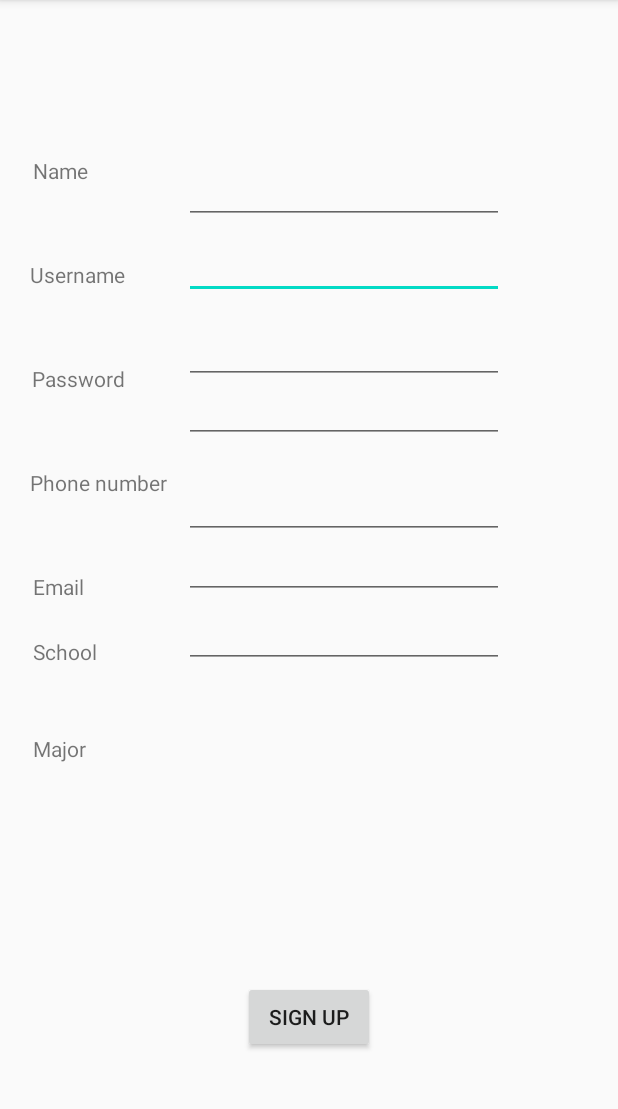
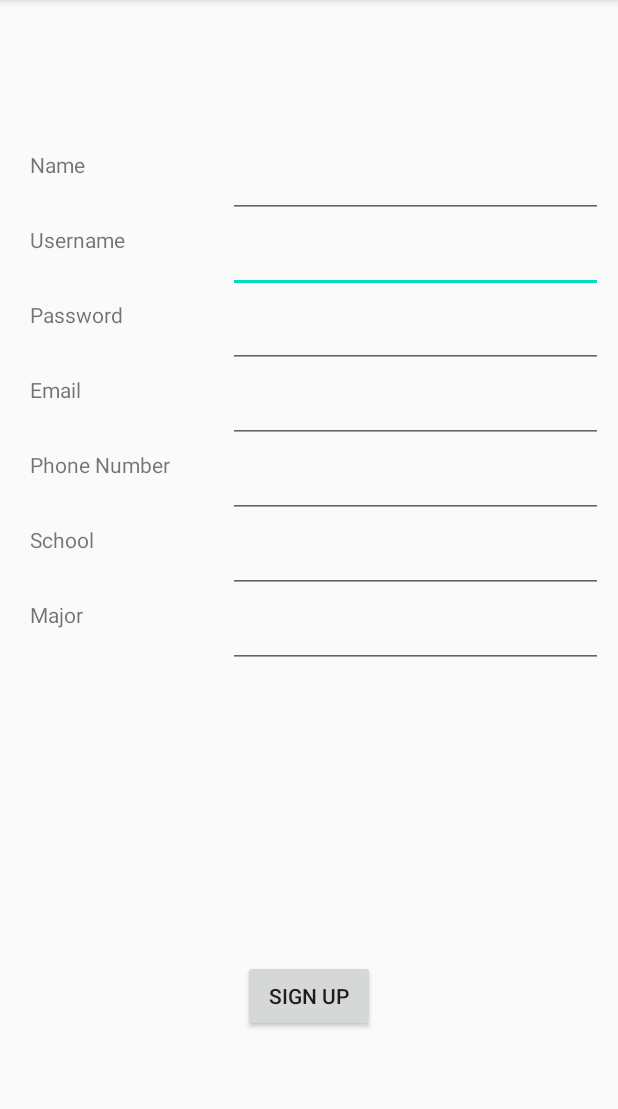
Before and after one commit to dorawyy/321-ubclivemap, an Android app: the SignUpActivity screen opened directly, with no data from a screen before it, on a phone screen of 412 x 824 dp, the part 84-1193 px from its top. Run offline under Robolectric (Android 15) with nearby library versions, the phone set to English and light mode, and no system bars; our stand-ins replace Volley; network calls fail.

Commit message:
Finished first iteration of menu. Made some aesthetic changes to sign-up.

```diff
--- a/app/src/main/java/com/cpen321/ubclocationbroadcaster/MainActivity.java
+++ b/app/src/main/java/com/cpen321/ubclocationbroadcaster/MainActivity.java
@@ -65,7 +65,7 @@ public class MainActivity extends AppCompatActivity {
                         new Response.Listener<JSONObject> (){
                             @Override
                             public void onResponse(JSONObject response){
-                                Intent sign_in_Intent = new Intent(MainActivity.this, ProfileActivity.class);
+                                Intent sign_in_Intent = new Intent(MainActivity.this, MenuActivity.class);
                                 startActivity(sign_in_Intent);
                                 try {
                                     boolean successVal = (boolean) response.get("success"); // check if user signed in successfully
--- a/app/src/main/java/com/cpen321/ubclocationbroadcaster/MenuActivity.java
+++ b/app/src/main/java/com/cpen321/ubclocationbroadcaster/MenuActivity.java
@@ -12,6 +12,7 @@ public class MenuActivity extends AppCompatActivity {
     private Button viewMapButton;
     private Button listActivitesButton;
     private Button myActivityButton;
+    private Button editProfileButton;
     private Button signOutButton;
 
     @Override
@@ -46,6 +47,15 @@ public class MenuActivity extends AppCompatActivity {
             }
         });
 
+        editProfileButton = findViewById(R.id.edit_profile_btn);
+        editProfileButton.setOnClickListener(new View.OnClickListener() {
+            @Override
+            public void onClick(View view) {
+                Intent editProfileIntent = new Intent(MenuActivity.this, ProfileActivity.class);
+                startActivity(editProfileIntent);
+            }
+        });
+
         signOutButton = findViewById(R.id.sign_out_btn);
         signOutButton.setOnClickListener(new View.OnClickListener() {
             @Override
--- a/app/src/main/java/com/cpen321/ubclocationbroadcaster/ProfileActivity.java
+++ b/app/src/main/java/com/cpen321/ubclocationbroadcaster/ProfileActivity.java
@@ -112,7 +112,7 @@ public class ProfileActivity extends AppCompatActivity {
         done_btn.setOnClickListener(new View.OnClickListener() {
             @Override
             public void onClick(View v) {
-                Intent doneIntent = new Intent(ProfileActivity.this, CreateActivity.class);
+                Intent doneIntent = new Intent(ProfileActivity.this, MenuActivity.class);
                 startActivity(doneIntent);
                 Log.d("done button", "done button has been clicked");
 
--- a/app/src/main/res/layout/activity_menu.xml
+++ b/app/src/main/res/layout/activity_menu.xml
@@ -10,9 +10,10 @@
         android:id="@+id/view_map_btn"
         android:layout_width="200dp"
         android:layout_height="wrap_content"
-        android:layout_marginTop="100dp"
+        android:layout_marginTop="50dp"
         android:text="@string/view_map_btn"
         app:layout_constraintEnd_toEndOf="parent"
+        app:layout_constraintHorizontal_bias="0.497"
         app:layout_constraintStart_toStartOf="parent"
         app:layout_constraintTop_toTopOf="parent" />
 
@@ -20,9 +21,10 @@
         android:id="@+id/list_activites_btn"
         android:layout_width="200dp"
         android:layout_height="wrap_content"
-        android:layout_marginTop="100dp"
+        android:layout_marginTop="80dp"
         android:text="@string/activity_list_btn"
         app:layout_constraintEnd_toEndOf="parent"
+        app:layout_constraintHorizontal_bias="0.497"
         app:layout_constraintStart_toStartOf="parent"
         app:layout_constraintTop_toBottomOf="@+id/view_map_btn" />
 
@@ -30,21 +32,32 @@
         android:id="@+id/sign_out_btn"
         android:layout_width="200dp"
         android:layout_height="wrap_content"
-        android:layout_marginTop="100dp"
-        android:layout_marginBottom="138dp"
+        android:layout_marginTop="80dp"
         android:text="Sign Out"
-        app:layout_constraintBottom_toBottomOf="parent"
         app:layout_constraintEnd_toEndOf="parent"
+        app:layout_constraintHorizontal_bias="0.497"
         app:layout_constraintStart_toStartOf="parent"
-        app:layout_constraintTop_toBottomOf="@+id/my_activity_btn" />
+        app:layout_constraintTop_toBottomOf="@+id/edit_profile_btn" />
 
     <Button
         android:id="@+id/my_activity_btn"
         android:layout_width="200dp"
         android:layout_height="wrap_content"
-        android:layout_marginTop="100dp"
+        android:layout_marginTop="80dp"
         android:text="@string/my_activity_btn"
         app:layout_constraintEnd_toEndOf="parent"
+        app:layout_constraintHorizontal_bias="0.497"
         app:layout_constraintStart_toStartOf="parent"
         app:layout_constraintTop_toBottomOf="@+id/list_activites_btn" />
+
+    <Button
+        android:id="@+id/edit_profile_btn"
+        android:layout_width="200dp"
+        android:layout_height="wrap_content"
+        android:layout_marginTop="80dp"
+        android:text="@string/edit_profile_btn"
+        app:layout_constraintEnd_toEndOf="parent"
+        app:layout_constraintHorizontal_bias="0.497"
+        app:layout_constraintStart_toStartOf="parent"
+        app:layout_constraintTop_toBottomOf="@+id/my_activity_btn" />
 </androidx.constraintlayout.widget.ConstraintLayout>
--- a/app/src/main/res/layout/activity_sign_up.xml
+++ b/app/src/main/res/layout/activity_sign_up.xml
@@ -11,212 +11,171 @@
         android:id="@+id/textView9"
         android:layout_width="wrap_content"
         android:layout_height="wrap_content"
+        android:layout_marginStart="20dp"
+        android:layout_marginLeft="20dp"
+        android:layout_marginTop="400dp"
         android:text="@string/sign_up_major"
-        app:layout_constraintBottom_toBottomOf="parent"
-        app:layout_constraintEnd_toEndOf="parent"
-        app:layout_constraintHorizontal_bias="0.058"
         app:layout_constraintStart_toStartOf="parent"
-        app:layout_constraintTop_toTopOf="parent"
-        app:layout_constraintVertical_bias="0.654" />
+        app:layout_constraintTop_toTopOf="parent" />
 
     <EditText
         android:id="@+id/sign_up_username_button"
-        android:layout_width="wrap_content"
+        android:layout_width="250dp"
         android:layout_height="wrap_content"
         android:layout_marginTop="150dp"
+        android:layout_marginEnd="10dp"
+        android:layout_marginRight="10dp"
         android:ems="10"
         android:inputType="textPersonName"
-        app:layout_constraintBottom_toBottomOf="parent"
         app:layout_constraintEnd_toEndOf="parent"
-        app:layout_constraintHorizontal_bias="0.616"
-        app:layout_constraintStart_toStartOf="parent"
-        app:layout_constraintTop_toTopOf="parent"
-        app:layout_constraintVertical_bias="0.007" />
+        app:layout_constraintTop_toTopOf="parent" />
 
     <EditText
         android:id="@+id/sign_up_name_button"
-        android:layout_width="wrap_content"
+        android:layout_width="250dp"
         android:layout_height="wrap_content"
         android:layout_marginTop="100dp"
+        android:layout_marginEnd="10dp"
+        android:layout_marginRight="10dp"
         android:ems="10"
         android:inputType="textPersonName"
-        app:layout_constraintBottom_toBottomOf="parent"
         app:layout_constraintEnd_toEndOf="parent"
-        app:layout_constraintHorizontal_bias="0.616"
-        app:layout_constraintStart_toStartOf="parent"
-        app:layout_constraintTop_toTopOf="parent"
-        app:layout_constraintVertical_bias="0.006" />
+        app:layout_constraintTop_toTopOf="parent" />
 
     <EditText
         android:id="@+id/sign_up_password_button"
-        android:layout_width="wrap_content"
+        android:layout_width="250dp"
         android:layout_height="wrap_content"
         android:layout_marginTop="200dp"
+        android:layout_marginEnd="10dp"
+        android:layout_marginRight="10dp"
         android:ems="10"
         android:inputType="textPassword"
-        app:layout_constraintBottom_toBottomOf="parent"
         app:layout_constraintEnd_toEndOf="parent"
-        app:layout_constraintHorizontal_bias="0.616"
-        app:layout_constraintStart_toStartOf="parent"
-        app:layout_constraintTop_toTopOf="parent"
-        app:layout_constraintVertical_bias="0.021" />
+        app:layout_constraintTop_toTopOf="parent" />
 
     <EditText
         android:id="@+id/sign_up_email_button"
-        android:layout_width="wrap_content"
+        android:layout_width="250dp"
         android:layout_height="wrap_content"
-        android:layout_marginTop="300dp"
-        android:layout_marginBottom="160dp"
+        android:layout_marginTop="250dp"
+        android:layout_marginEnd="10dp"
+        android:layout_marginRight="10dp"
         android:ems="10"
         android:inputType="textEmailAddress"
-        app:layout_constraintBottom_toTopOf="@+id/sign_up_button"
         app:layout_constraintEnd_toEndOf="parent"
-        app:layout_constraintHorizontal_bias="0.616"
-        app:layout_constraintStart_toStartOf="parent"
-        app:layout_constraintTop_toTopOf="parent"
-        app:layout_constraintVertical_bias="0.093" />
+        app:layout_constraintTop_toTopOf="parent" />
 
     <Button
         android:id="@+id/sign_up_button"
         android:layout_width="wrap_content"
         android:layout_height="wrap_content"
+        android:layout_marginBottom="80dp"
         android:text="@string/sign_up_done"
         app:layout_constraintBottom_toBottomOf="parent"
         app:layout_constraintEnd_toEndOf="parent"
-        app:layout_constraintStart_toStartOf="parent"
-        app:layout_constraintTop_toTopOf="parent"
-        app:layout_constraintVertical_bias="0.908" />
+        app:layout_constraintStart_toStartOf="parent" />
 
     <TextView
         android:id="@+id/textView4"
         android:layout_width="wrap_content"
         android:layout_height="wrap_content"
+        android:layout_marginStart="20dp"
+        android:layout_marginLeft="20dp"
         android:layout_marginTop="100dp"
         android:text="Name"
-        app:layout_constraintBottom_toBottomOf="parent"
-        app:layout_constraintEnd_toStartOf="@+id/sign_up_name_button"
-        app:layout_constraintHorizontal_bias="0.252"
         app:layout_constraintStart_toStartOf="parent"
-        app:layout_constraintTop_toTopOf="parent"
-        app:layout_constraintVertical_bias="0.006" />
+        app:layout_constraintTop_toTopOf="parent" />
 
     <TextView
         android:id="@+id/textView5"
-        android:layout_width="wrap_content"
-        android:layout_height="wrap_content"
-        android:layout_marginTop="50dp"
+        android:layout_width="68dp"
+        android:layout_height="16dp"
+        android:layout_marginStart="20dp"
+        android:layout_marginLeft="20dp"
+        android:layout_marginTop="150dp"
         android:text="Username"
-        app:layout_constraintBottom_toBottomOf="parent"
-        app:layout_constraintEnd_toStartOf="@+id/sign_up_username_button"
-        app:layout_constraintHorizontal_bias="0.333"
         app:layout_constraintStart_toStartOf="parent"
-        app:layout_constraintTop_toBottomOf="@+id/textView4"
-        app:layout_constraintVertical_bias="0.0" />
+        app:layout_constraintTop_toTopOf="parent" />
 
     <TextView
         android:id="@+id/textView6"
         android:layout_width="wrap_content"
         android:layout_height="wrap_content"
-        android:layout_marginTop="50dp"
+        android:layout_marginStart="20dp"
+        android:layout_marginLeft="20dp"
+        android:layout_marginTop="200dp"
         android:text="Password"
-        app:layout_constraintBottom_toBottomOf="parent"
-        app:layout_constraintEnd_toStartOf="@+id/sign_up_password_button"
-        app:layout_constraintHorizontal_bias="0.354"
         app:layout_constraintStart_toStartOf="parent"
-        app:layout_constraintTop_toBottomOf="@+id/textView5"
-        app:layout_constraintVertical_bias="0.0" />
+        app:layout_constraintTop_toTopOf="parent" />
 
     <TextView
         android:id="@+id/textView7"
         android:layout_width="wrap_content"
         android:layout_height="wrap_content"
-        android:layout_marginTop="50dp"
+        android:layout_marginStart="20dp"
+        android:layout_marginLeft="20dp"
+        android:layout_marginTop="300dp"
         android:text="@string/sign_up_phone_number"
-        app:layout_constraintBottom_toBottomOf="parent"
-        app:layout_constraintEnd_toEndOf="parent"
-        app:layout_constraintHorizontal_bias="0.062"
         app:layout_constraintStart_toStartOf="parent"
-        app:layout_constraintTop_toBottomOf="@+id/textView6"
-        app:layout_constraintVertical_bias="0.0" />
+        app:layout_constraintTop_toTopOf="parent" />
 
     <EditText
         android:id="@+id/major_button"
-        android:layout_width="wrap_content"
+        android:layout_width="250dp"
         android:layout_height="wrap_content"
         android:layout_marginTop="400dp"
+        android:layout_marginEnd="10dp"
+        android:layout_marginRight="10dp"
         android:ems="10"
         android:inputType="textPersonName"
-        app:layout_constraintBottom_toBottomOf="parent"
         app:layout_constraintEnd_toEndOf="parent"
-        app:layout_constraintHorizontal_bias="0.616"
-        app:layout_constraintStart_toStartOf="parent"
-        app:layout_constraintTop_toTopOf="parent"
-        app:layout_constraintVertical_bias="0.0" />
+        app:layout_constraintTop_toTopOf="parent" />
 
     <EditText
         android:id="@+id/phone_number_button"
-        android:layout_width="wrap_content"
+        android:layout_width="250dp"
         android:layout_height="wrap_content"
-        android:layout_marginTop="250dp"
+        android:layout_marginTop="300dp"
+        android:layout_marginEnd="10dp"
+        android:layout_marginRight="10dp"
         android:ems="10"
         android:inputType="phone"
-        app:layout_constraintBottom_toBottomOf="parent"
         app:layout_constraintEnd_toEndOf="parent"
-        app:layout_constraintHorizontal_bias="0.616"
-        app:layout_constraintStart_toStartOf="parent"
-        app:layout_constraintTop_toTopOf="parent"
-        app:layout_constraintVertical_bias="0.0" />
+        app:layout_constraintTop_toTopOf="parent" />
 
     <EditText
         android:id="@+id/school_button"
-        android:layout_width="wrap_content"
+        android:layout_width="250dp"
         android:layout_height="wrap_content"
         android:layout_marginTop="350dp"
+        android:layout_marginEnd="10dp"
+        android:layout_marginRight="10dp"
         android:ems="10"
         android:inputType="textPersonName"
-        app:layout_constraintBottom_toBottomOf="parent"
         app:layout_constraintEnd_toEndOf="parent"
-        app:layout_constraintHorizontal_bias="0.616"
-        app:layout_constraintStart_toStartOf="parent"
-        app:layout_constraintTop_toTopOf="parent"
-        app:layout_constraintVertical_bias="0.01" />
+        app:layout_constraintTop_toTopOf="parent" />
 
     <TextView
         android:id="@+id/textView10"
         android:layout_width="wrap_content"
         android:layout_height="wrap_content"
+        android:layout_marginStart="20dp"
+        android:layout_marginLeft="20dp"
+        android:layout_marginTop="350dp"
         android:text="School"
-        app:layout_constraintBottom_toBottomOf="parent"
-        app:layout_constraintEnd_toEndOf="parent"
-        app:layout_constraintHorizontal_bias="0.059"
         app:layout_constraintStart_toStartOf="parent"
-        app:layout_constraintTop_toTopOf="parent"
-        app:layout_constraintVertical_bias="0.567" />
-
-    <androidx.constraintlayout.widget.Guideline
-        android:id="@+id/guideline"
-        android:layout_width="wrap_content"
-        android:layout_height="wrap_content"
-        android:orientation="vertical"
-        app:layout_constraintGuide_begin="20dp" />
+        app:layout_constraintTop_toTopOf="parent" />
 
     <TextView
         android:id="@+id/textView8"
         android:layout_width="wrap_content"
         android:layout_height="wrap_content"
-        android:layout_marginTop="50dp"
+        android:layout_marginStart="20dp"
+        android:layout_marginLeft="20dp"
+        android:layout_marginTop="250dp"
         android:text="Email"
-        app:layout_constraintBottom_toBottomOf="parent"
-        app:layout_constraintEnd_toEndOf="parent"
-        app:layout_constraintHorizontal_bias="0.058"
         app:layout_constraintStart_toStartOf="parent"
-        app:layout_constraintTop_toBottomOf="@+id/textView7"
-        app:layout_constraintVertical_bias="0.0" />
+        app:layout_constraintTop_toTopOf="parent" />
 
-    <androidx.constraintlayout.widget.Guideline
-        android:id="@+id/guideline2"
-        android:layout_width="wrap_content"
-        android:layout_height="wrap_content"
-        android:orientation="vertical"
-        app:layout_constraintGuide_begin="20dp" />
 </androidx.constraintlayout.widget.ConstraintLayout>
--- a/app/src/main/res/values/strings.xml
+++ b/app/src/main/res/values/strings.xml
@@ -9,13 +9,13 @@
     <string name="sign_up">Don\'t have an account yet? Sign up here!</string>
 
     //buttons for sign up page
-    <string name="sign_up_name">"Name"</string>
-    <string name="sign_up_username">"Username"</string>
-    <string name="sign_up_password">"Password"</string>
-    <string name="sign_up_phone_number">"Phone number"</string>
-    <string name="sign_up_email">"Email"</string>
-    <string name="sign_up_major">"Major"</string>
-    <string name="sign_up_done">"Sign Up"</string>
+    <string name="sign_up_name">Name</string>
+    <string name="sign_up_username">Username</string>
+    <string name="sign_up_password">Password</string>
+    <string name="sign_up_phone_number">Phone Number</string>
+    <string name="sign_up_email">Email</string>
+    <string name="sign_up_major">Major</string>
+    <string name="sign_up_done">Sign Up</string>
 
     //buttons for course selection page
     <string name="add_course">"Add the course"</string>
@@ -25,12 +25,14 @@
 
     //course list for M6
     <string name="title_activity_main_maps">Map</string>
-    <string name="view_map_btn">View Map</string>
 
     //buttons for main menu
+    <string name="view_map_btn">View Map</string>
     <string name="activity_list_btn">List Activities</string>
     <string name="my_activity_btn">My Activity</string>
+    <string name="edit_profile_btn">Edit Profile</string>
     <string name="sign_out_btn">Sign Out</string>
+
     <string name="title_activity_list_scrolling">ScrollingActivity</string>
     <string name="large_text">
         "Material is the metaphor.\n\n"
```
